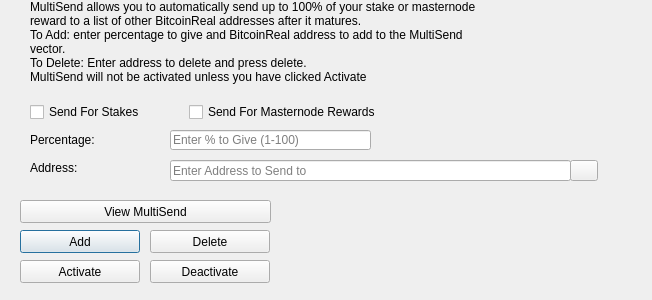
Before: the Qt Designer form src/qt/forms/multisenddialog.ui in bitcoinreal/BitcoinReal, drawn with Qt 5.
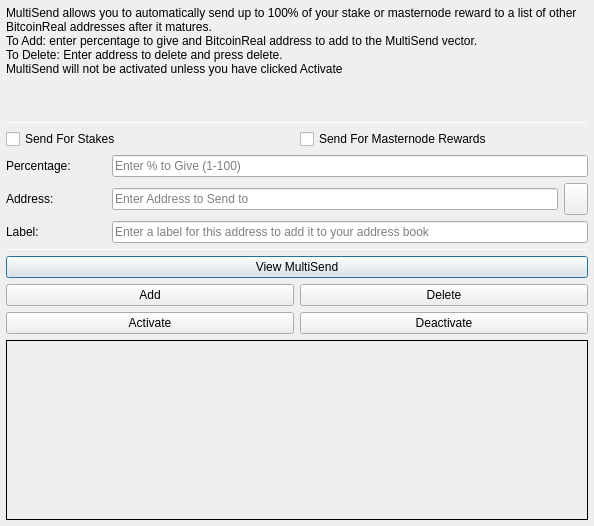
After: the same form once the commit is applied. Icons and pictures are not drawn.

What changed in the file:
```diff
--- a/src/qt/forms/multisenddialog.ui
+++ b/src/qt/forms/multisenddialog.ui
@@ -9,54 +9,30 @@
    <rect>
     <x>0</x>
     <y>0</y>
-    <width>652</width>
-    <height>300</height>
+    <width>594</width>
+    <height>526</height>
    </rect>
   </property>
   <property name="windowTitle">
    <string>MultiSend</string>
   </property>
-  <widget class="QLineEdit" name="multiSendPercentEdit">
-   <property name="geometry">
-    <rect>
-     <x>170</x>
-     <y>130</y>
-     <width>201</width>
-     <height>20</height>
-    </rect>
+  <layout class="QVBoxLayout" name="verticalLayout" stretch="0">
+   <property name="leftMargin">
+    <number>6</number>
    </property>
-   <property name="toolTip">
-    <string>Enter whole numbers 1 - 100</string>
+   <property name="topMargin">
+    <number>6</number>
    </property>
-   <property name="placeholderText">
-    <string>Enter % to Give (1-100)</string>
+   <property name="rightMargin">
+    <number>6</number>
    </property>
-  </widget>
-  <widget class="QLineEdit" name="multiSendAddressEdit">
-   <property name="geometry">
-    <rect>
-     <x>170</x>
-     <y>160</y>
-     <width>401</width>
-     <height>21</height>
-    </rect>
+   <property name="bottomMargin">
+    <number>6</number>
    </property>
-   <property name="toolTip">
-    <string/>
-   </property>
-   <property name="placeholderText">
-    <string>Enter Address to Send to</string>
-   </property>
-  </widget>
+   <item>
+    <layout class="QVBoxLayout" name="verticalLayout_Main" stretch="1,1,1,0,1,1,1">
+     <item>
   <widget class="QLabel" name="label_2">
-   <property name="geometry">
-    <rect>
-     <x>30</x>
-     <y>0</y>
-     <width>451</width>
-     <height>121</height>
-    </rect>
-   </property>
    <property name="lineWidth">
     <number>1</number>
    </property>
@@ -73,88 +49,55 @@
     <bool>true</bool>
    </property>
   </widget>
-  <widget class="QLabel" name="message">
-   <property name="geometry">
-    <rect>
-     <x>290</x>
-     <y>200</y>
-     <width>351</width>
-     <height>91</height>
-    </rect>
-   </property>
-   <property name="text">
-    <string/>
-   </property>
-  </widget>
-  <widget class="QPushButton" name="addButton">
-   <property name="geometry">
-    <rect>
-     <x>20</x>
-     <y>230</y>
-     <width>120</width>
-     <height>23</height>
-    </rect>
-   </property>
-   <property name="toolTip">
-    <string/>
-   </property>
-   <property name="statusTip">
-    <string>Add to MultiSend Vector</string>
-   </property>
-   <property name="text">
-    <string>Add</string>
-   </property>
-  </widget>
-  <widget class="QPushButton" name="disableButton">
-   <property name="geometry">
-    <rect>
-     <x>150</x>
-     <y>260</y>
-     <width>120</width>
-     <height>23</height>
-    </rect>
-   </property>
-   <property name="statusTip">
-    <string>Deactivate MultiSend</string>
-   </property>
+     </item>
+     <item>
+      <widget class="Line" name="line">
+       <property name="minimumSize">
+        <size>
+         <width>0</width>
+         <height>1</height>
+        </size>
+       </property>
+       <property name="maximumSize">
+        <size>
+         <width>16777215</width>
+         <height>1</height>
+        </size>
+       </property>
+       <property name="orientation">
+        <enum>Qt::Horizontal</enum>
+       </property>
+      </widget>
+     </item>
+     <item>
+      <layout class="QVBoxLayout" name="verticalLayout_Settings">
+       <item>
+        <layout class="QHBoxLayout" name="horizontalLayout">
+         <item>
+          <widget class="QCheckBox" name="multiSendStakeCheckBox">
    <property name="text">
-    <string>Deactivate</string>
-   </property>
-  </widget>
-  <widget class="QPushButton" name="addressBookButton">
-   <property name="geometry">
-    <rect>
-     <x>570</x>
-     <y>160</y>
-     <width>28</width>
-     <height>21</height>
-    </rect>
-   </property>
-   <property name="toolTip">
-    <string>Choose an address from the address book</string>
-   </property>
+            <string>Send For Stakes</string>
+           </property>
+          </widget>
+         </item>
+         <item>
+          <widget class="QCheckBox" name="multiSendMasternodeCheckBox">
    <property name="text">
-    <string/>
-   </property>
-   <property name="icon">
-    <iconset resource="../bitcoinreal.qrc">
-     <normaloff>:/icons/address-book</normaloff>:/icons/address-book</iconset>
-   </property>
-   <property name="shortcut">
-    <string>Alt+A</string>
-   </property>
-   <property name="autoDefault">
-    <bool>false</bool>
-   </property>
-  </widget>
+            <string>Send For Masternode Rewards</string>
+           </property>
+          </widget>
+         </item>
+        </layout>
+       </item>
+       <item>
+        <layout class="QHBoxLayout" name="horizontalLayout_6">
+         <item>
   <widget class="QLabel" name="label">
-   <property name="geometry">
-    <rect>
-     <x>30</x>
-     <y>130</y>
-     <width>121</width>
-     <height>20</height>
-    </rect>
+           <property name="minimumSize">
+            <size>
+             <width>100</width>
+             <height>0</height>
+            </size>
    </property>
    <property name="toolTip">
     <string>Percentage of stake to send</string>
@@ -163,14 +106,28 @@
     <string>Percentage:</string>
    </property>
   </widget>
+         </item>
+         <item>
+          <widget class="QLineEdit" name="multiSendPercentEdit">
+           <property name="toolTip">
+            <string>Enter whole numbers 1 - 100</string>
+           </property>
+           <property name="placeholderText">
+            <string>Enter % to Give (1-100)</string>
+           </property>
+          </widget>
+         </item>
+        </layout>
+       </item>
+       <item>
+        <layout class="QHBoxLayout" name="horizontalLayout_7">
+         <item>
   <widget class="QLabel" name="label_5">
-   <property name="geometry">
-    <rect>
-     <x>30</x>
-     <y>160</y>
-     <width>111</width>
-     <height>16</height>
-    </rect>
+           <property name="minimumSize">
+            <size>
+             <width>100</width>
+             <height>0</height>
+            </size>
    </property>
    <property name="toolTip">
     <string>Address to send portion of stake to</string>
@@ -179,15 +136,123 @@
     <string>Address:</string>
    </property>
   </widget>
+         </item>
+         <item>
+          <widget class="QLineEdit" name="multiSendAddressEdit">
+           <property name="toolTip">
+            <string/>
+           </property>
+           <property name="placeholderText">
+            <string>Enter Address to Send to</string>
+           </property>
+          </widget>
+         </item>
+         <item>
+          <widget class="QToolButton" name="addressBookButton">
+           <property name="maximumSize">
+            <size>
+             <width>16777215</width>
+             <height>32</height>
+            </size>
+           </property>
+           <property name="toolTip">
+            <string>Choose an address from the address book</string>
+           </property>
+           <property name="text">
+            <string/>
+           </property>
+           <property name="icon">
+            <iconset resource="../bitcoinreal.qrc">
+             <normaloff>:/icons/address-book</normaloff>:/icons/address-book</iconset>
+           </property>
+           <property name="shortcut">
+            <string>Alt+A</string>
+           </property>
+          </widget>
+         </item>
+        </layout>
+       </item>
+      </layout>
+     </item>
+     <item>
+      <layout class="QHBoxLayout" name="horizontalLayout_3">
+       <item>
+        <widget class="QLabel" name="label_3">
+         <property name="minimumSize">
+          <size>
+           <width>100</width>
+           <height>0</height>
+          </size>
+         </property>
+         <property name="text">
+          <string>Label:</string>
+         </property>
+        </widget>
+       </item>
+       <item>
+        <widget class="QLineEdit" name="labelAddressLabelEdit">
+         <property name="placeholderText">
+          <string>Enter a label for this address to add it to your address book</string>
+         </property>
+        </widget>
+       </item>
+      </layout>
+     </item>
+     <item>
+      <widget class="Line" name="line_2">
+       <property name="minimumSize">
+        <size>
+         <width>0</width>
+         <height>1</height>
+        </size>
+       </property>
+       <property name="maximumSize">
+        <size>
+         <width>16777215</width>
+         <height>1</height>
+        </size>
+       </property>
+       <property name="orientation">
+        <enum>Qt::Horizontal</enum>
+       </property>
+      </widget>
+     </item>
+     <item>
+      <layout class="QVBoxLayout" name="verticalLayout_Buttons">
+       <item>
+        <layout class="QHBoxLayout" name="horizontalLayout_4">
+         <item>
+          <widget class="QPushButton" name="viewButton">
+           <property name="toolTip">
+            <string/>
+           </property>
+           <property name="statusTip">
+            <string>View MultiSend Vector</string>
+           </property>
+           <property name="text">
+            <string>View MultiSend</string>
+           </property>
+          </widget>
+         </item>
+        </layout>
+       </item>
+       <item>
+        <layout class="QHBoxLayout" name="horizontalLayout_2">
+         <item>
+          <widget class="QPushButton" name="addButton">
+           <property name="toolTip">
+            <string/>
+           </property>
+           <property name="statusTip">
+            <string>Add to MultiSend Vector</string>
+           </property>
+           <property name="text">
+            <string>Add</string>
+           </property>
+          </widget>
+         </item>
+         <item>
   <widget class="QPushButton" name="deleteButton">
-   <property name="geometry">
-    <rect>
-     <x>150</x>
-     <y>230</y>
-     <width>120</width>
-     <height>23</height>
-    </rect>
-   </property>
    <property name="toolTip">
     <string/>
    </property>
@@ -198,15 +263,13 @@
     <string>Delete</string>
    </property>
   </widget>
+         </item>
+        </layout>
+       </item>
+       <item>
+        <layout class="QHBoxLayout" name="horizontalLayout_5">
+         <item>
   <widget class="QPushButton" name="activateButton">
-   <property name="geometry">
-    <rect>
-     <x>20</x>
-     <y>260</y>
-     <width>120</width>
-     <height>23</height>
-    </rect>
-   </property>
    <property name="statusTip">
     <string>Activate MultiSend</string>
    </property>
@@ -214,51 +277,55 @@
     <string>Activate</string>
    </property>
   </widget>
-  <widget class="QPushButton" name="viewButton">
-   <property name="geometry">
-    <rect>
-     <x>20</x>
-     <y>200</y>
-     <width>251</width>
-     <height>23</height>
-    </rect>
-   </property>
-   <property name="toolTip">
-    <string/>
-   </property>
+         </item>
+         <item>
+          <widget class="QPushButton" name="disableButton">
    <property name="statusTip">
     <string>View MultiSend Vector</string>
    </property>
    <property name="text">
-    <string>View MultiSend</string>
-   </property>
-  </widget>
-  <widget class="QWidget" name="horizontalLayoutWidget">
-   <property name="geometry">
-    <rect>
-     <x>30</x>
-     <y>100</y>
-     <width>351</width>
-     <height>24</height>
-    </rect>
-   </property>
-   <layout class="QHBoxLayout" name="horizontalLayout">
-    <item>
-     <widget class="QCheckBox" name="multiSendStakeCheckBox">
-      <property name="text">
-       <string>Send For Stakes</string>
-      </property>
-     </widget>
-    </item>
+            <string>Deactivate</string>
+           </property>
+          </widget>
+         </item>
+        </layout>
+       </item>
+      </layout>
+     </item>
     <item>
-     <widget class="QCheckBox" name="multiSendMasternodeCheckBox">
+      <widget class="QLabel" name="message">
+       <property name="minimumSize">
+        <size>
+         <width>0</width>
+         <height>180</height>
+        </size>
+       </property>
+       <property name="frameShape">
+        <enum>QFrame::Panel</enum>
+       </property>
+       <property name="frameShadow">
+        <enum>QFrame::Plain</enum>
+       </property>
+       <property name="lineWidth">
+        <number>1</number>
+       </property>
+       <property name="midLineWidth">
+        <number>1</number>
+       </property>
       <property name="text">
-       <string>Send For Masternode Rewards</string>
-      </property>
+        <string/>
+       </property>
+       <property name="alignment">
+        <set>Qt::AlignLeading|Qt::AlignLeft|Qt::AlignTop</set>
+       </property>
+       <property name="wordWrap">
+        <bool>true</bool>
+       </property>
      </widget>
     </item>
    </layout>
-  </widget>
+   </item>
+  </layout>
  </widget>
  <resources>
   <include location="../bitcoinreal.qrc"/>
```
Left out of the diff: 2 changed lines with no effect on the pictures. Lines whose indentation alone changed are shown as unchanged.
